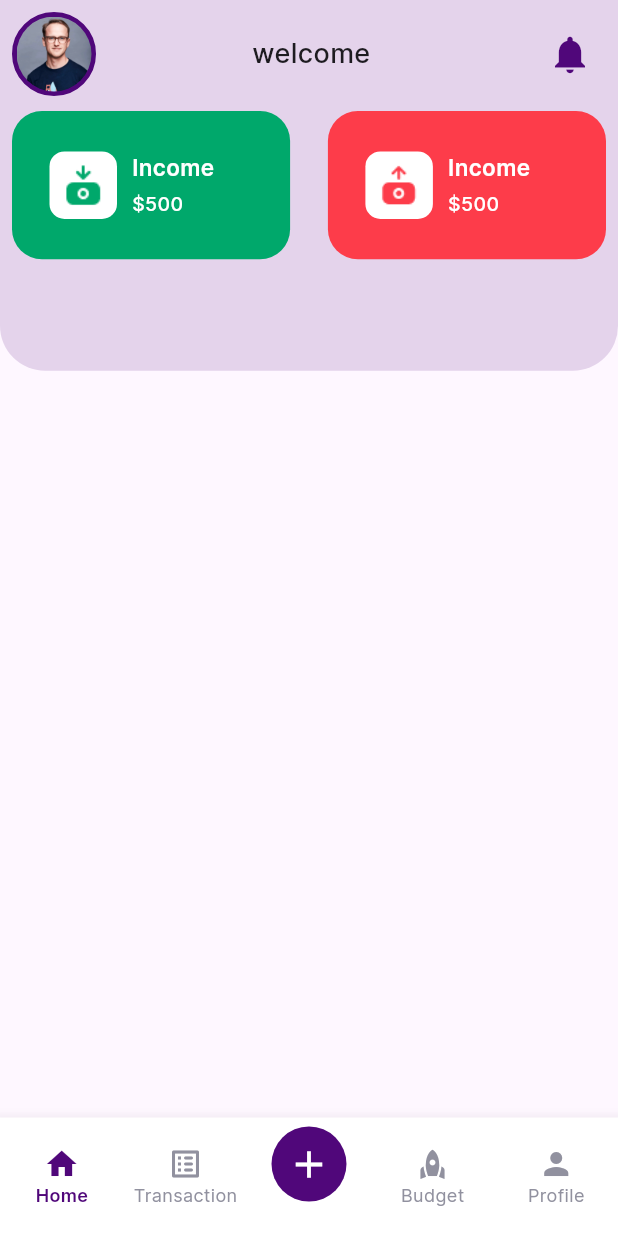
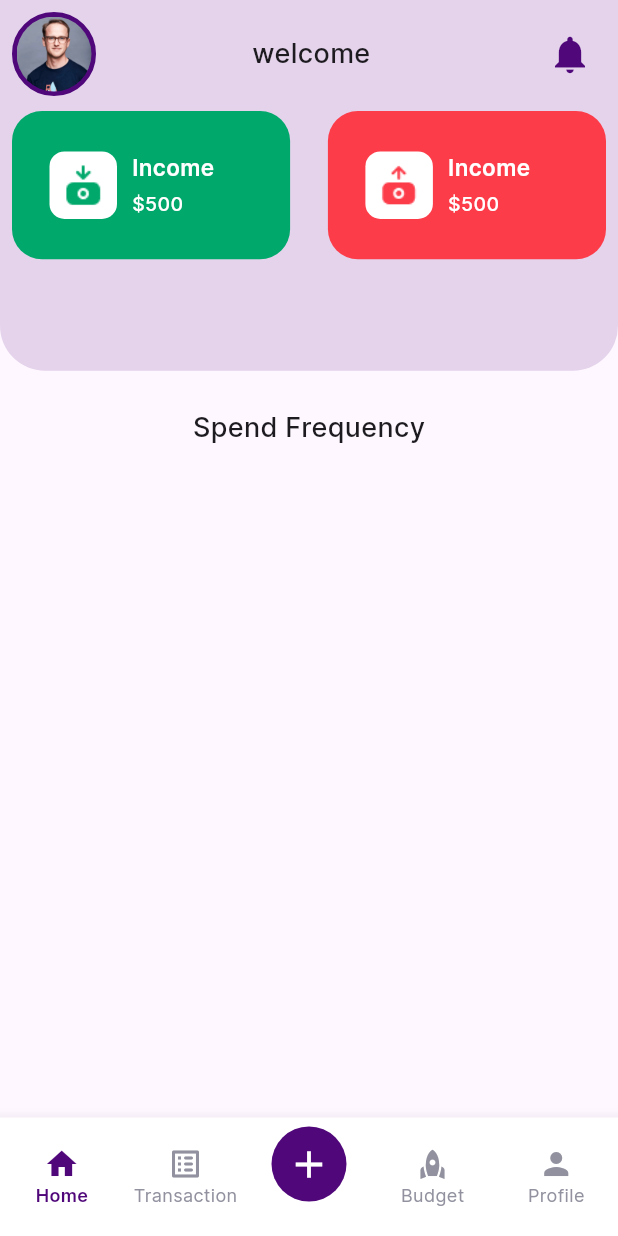
Before and after one commit to sharada0417/Digital_expenz_tracker, a Flutter app: the MainScreen screen opened directly, on a phone screen of 412 x 824 dp. Run offline on Flutter 3.47's test engine with Material 3 defaults, Android fonts, the phone set to English and light mode, and no system bars; our stand-ins replace shared_preferences, smooth_page_indicator; accounts and stored records are empty.

Commit message:
fix erros

```diff
--- a/lib/screens/add_new_screen.dart
+++ b/lib/screens/add_new_screen.dart
@@ -33,6 +33,7 @@ class _AddNewScreenState extends State<AddNewScreen> {
     _titleController.dispose();
     _amountController.dispose();
     _descriptionController.dispose();
+    super.dispose();
   }
 
   @override
--- a/lib/screens/home_screen.dart
+++ b/lib/screens/home_screen.dart
@@ -1,4 +1,5 @@
 import 'package:digital_expenz_tracker/constants/colors.dart';
+import 'package:digital_expenz_tracker/constants/constants.dart';
 import 'package:digital_expenz_tracker/services/userService.dart';
 import 'package:digital_expenz_tracker/widgets/income_expence_card.dart';
 import 'package:flutter/material.dart';
@@ -107,6 +108,17 @@ class _HomeScreenState extends State<HomeScreen> {
                 ],
               ),
             ),
+          ),
+          const Padding(
+            padding: EdgeInsets.all(kDefaultpadding),
+            child: Column(
+              children: [
+                Text(
+                  "Spend Frequency",
+                  style: TextStyle(fontSize: 18, fontWeight: FontWeight.w500),
+                )
+              ],
+            ),
           )
         ],
       )),
--- a/lib/screens/main_screen.dart
+++ b/lib/screens/main_screen.dart
@@ -44,10 +44,9 @@ class _MainScreenState extends State<MainScreen> {
   @override
   void initState() {
     super.initState();
-    setState(() {
-      fetchAllExpences();
-      fetchAllIncome();
-    });
+    // Removed unnecessary setState here; async calls inside initState don't need setState wrapping
+    fetchAllExpences();
+    fetchAllIncome();
   }
 
   //function to add a new expense
```
Also changed, not shown: lib/screens/Transaction_screen.dart (+14 -19 lines).
